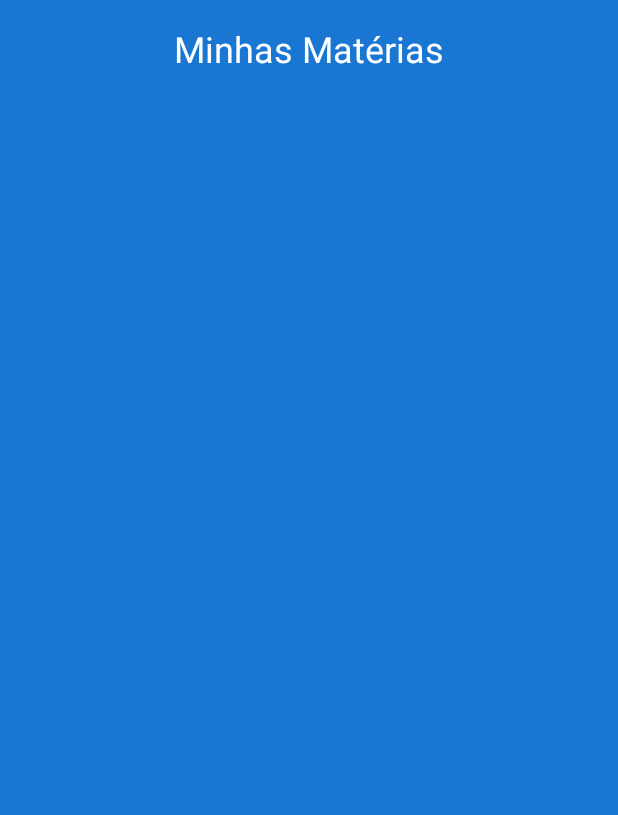
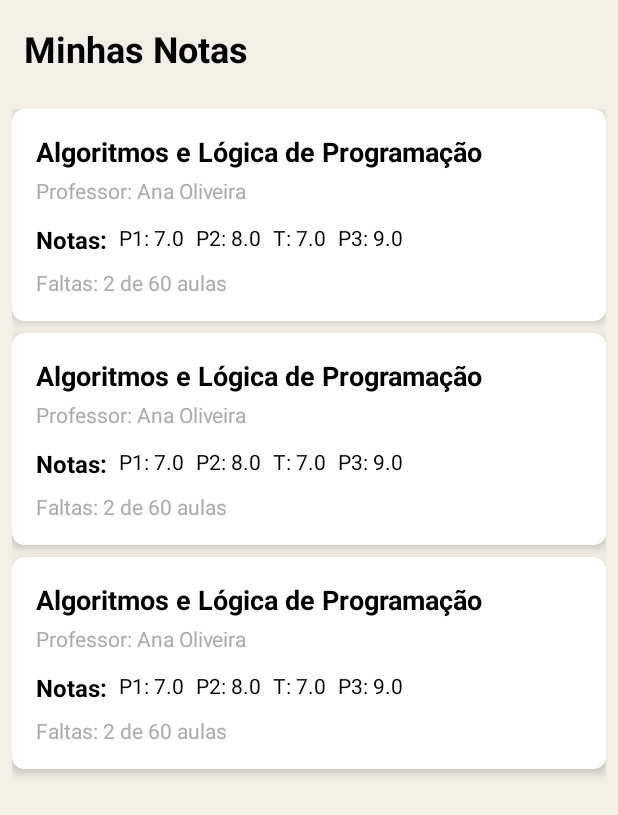
Before and after one commit to danielpr-lima/app-siga, an Android app: the layout fragment_notas.xml on its own in the app's theme, with its tools: preview values and no code run, on a phone screen of 412 x 824 dp. Shown: the top 815 px of the screen. Run offline under Robolectric (Android 15) with nearby library versions, the phone set to English and light mode, and no system bars.

Commit message:
conflito resolvido

```diff
--- a/app/src/main/java/br/com/alura/orgs/api/RetrofitInitializer.kt
+++ b/app/src/main/java/br/com/alura/orgs/api/RetrofitInitializer.kt
@@ -5,7 +5,7 @@ import retrofit2.converter.gson.GsonConverterFactory
 
 class RetrofitInitializer {
 
-    private val BASE_URL = "https://2aac-2804-14d-78c3-8803-d0a3-7faf-567c-2f92.ngrok-free.app/api/" // <-- Mantenha sua URL atualizada
+    private val BASE_URL = "https://c950-2804-14d-78c3-8803-a468-1246-439f-2f29.ngrok-free.app/api/" // <-- Mantenha sua URL atualizada
 
     private val retrofit = Retrofit.Builder()
         .baseUrl(BASE_URL)
--- a/app/src/main/res/layout/fragment_notas.xml
+++ b/app/src/main/res/layout/fragment_notas.xml
@@ -1,23 +1,43 @@
-<LinearLayout xmlns:android="http://schemas.android.com/apk/res/android"
-    android:orientation="vertical"
-    android:background="@color/primary_blue"
+<?xml version="1.0" encoding="utf-8"?>
+<androidx.constraintlayout.widget.ConstraintLayout xmlns:android="http://schemas.android.com/apk/res/android"
+    xmlns:app="http://schemas.android.com/apk/res-auto"
+    xmlns:tools="http://schemas.android.com/tools"
     android:layout_width="match_parent"
     android:layout_height="match_parent"
-    android:padding="16dp">
+    tools:context=".fragments.NotasFragment"
+    android:background="#F2EFE7"> <TextView
+    android:id="@+id/notas_titulo"
+    android:layout_width="0dp"
+    android:layout_height="wrap_content"
+    android:text="Minhas Notas"
+    android:textSize="24sp"
+    android:textStyle="bold"
+    android:padding="16dp"
+    android:textColor="@color/black"
+    app:layout_constraintTop_toTopOf="parent"
+    app:layout_constraintStart_toStartOf="parent"
+    app:layout_constraintEnd_toEndOf="parent" />
 
-    <TextView
-        android:id="@+id/tvTitulo"
+    <androidx.recyclerview.widget.RecyclerView
+        android:id="@+id/notas_recyclerview"
+        android:layout_width="0dp"
+        android:layout_height="0dp"
+        app:layout_constraintTop_toBottomOf="@id/notas_titulo"
+        app:layout_constraintBottom_toBottomOf="parent"
+        app:layout_constraintStart_toStartOf="parent"
+        app:layout_constraintEnd_toEndOf="parent"
+        app:layout_constraintVertical_bias="0.0"
+        app:layout_constraintHorizontal_bias="0.0"
+        android:padding="8dp"
+        tools:listitem="@layout/item_materia_nota" />
+    <ProgressBar
+        android:id="@+id/notas_progress_bar"
         android:layout_width="wrap_content"
         android:layout_height="wrap_content"
-        android:text="Minhas Matérias"
-        android:textSize="24sp"
-        android:textColor="@android:color/white"
-        android:layout_gravity="center_horizontal"
-        android:paddingBottom="16dp"/>
+        android:visibility="gone"
+        app:layout_constraintStart_toStartOf="parent"
+        app:layout_constraintEnd_toEndOf="parent"
+        app:layout_constraintTop_toTopOf="parent"
+        app:layout_constraintBottom_toBottomOf="parent" />
 
-    <androidx.recyclerview.widget.RecyclerView
-        android:id="@+id/rvMaterias"
-        android:layout_width="match_parent"
-        android:layout_height="match_parent"/>
-
-</LinearLayout>
+</androidx.constraintlayout.widget.ConstraintLayout>
--- /dev/null
+++ b/app/src/main/res/layout/item_materia_nota.xml
@@ -0,0 +1,110 @@
+<?xml version="1.0" encoding="utf-8"?>
+<androidx.cardview.widget.CardView xmlns:android="http://schemas.android.com/apk/res/android"
+    xmlns:app="http://schemas.android.com/apk/res-auto"
+    xmlns:tools="http://schemas.android.com/tools"
+    android:layout_width="match_parent"
+    android:layout_height="wrap_content"
+    android:layout_marginBottom="8dp"
+    app:cardCornerRadius="8dp"
+    app:cardElevation="4dp">
+
+    <androidx.constraintlayout.widget.ConstraintLayout
+        android:layout_width="match_parent"
+        android:layout_height="wrap_content"
+        android:padding="16dp">
+
+        <TextView
+            android:id="@+id/item_materia_nome"
+            android:layout_width="0dp"
+            android:layout_height="wrap_content"
+            android:textStyle="bold"
+            android:textSize="18sp"
+            android:textColor="@color/black"
+            app:layout_constraintTop_toTopOf="parent"
+            app:layout_constraintStart_toStartOf="parent"
+            app:layout_constraintEnd_toEndOf="parent"
+            tools:text="Algoritmos e Lógica de Programação" />
+
+        <TextView
+            android:id="@+id/item_materia_professor"
+            android:layout_width="0dp"
+            android:layout_height="wrap_content"
+            android:textSize="14sp"
+            android:layout_marginTop="4dp"
+            android:textColor="@android:color/darker_gray"
+            app:layout_constraintTop_toBottomOf="@id/item_materia_nome"
+            app:layout_constraintStart_toStartOf="parent"
+            app:layout_constraintEnd_toEndOf="parent"
+            tools:text="Professor: Ana Oliveira" />
+
+        <TextView
+            android:id="@+id/item_materia_notas_titulo"
+            android:layout_width="wrap_content"
+            android:layout_height="wrap_content"
+            android:text="Notas:"
+            android:textStyle="bold"
+            android:textSize="16sp"
+            android:layout_marginTop="12dp"
+            android:textColor="@color/black"
+            app:layout_constraintTop_toBottomOf="@id/item_materia_professor"
+            app:layout_constraintStart_toStartOf="parent" />
+
+        <TextView
+            android:id="@+id/item_materia_nota_p1"
+            android:layout_width="wrap_content"
+            android:layout_height="wrap_content"
+            android:layout_marginStart="8dp"
+            android:textSize="14sp"
+            android:textColor="@color/black"
+            app:layout_constraintTop_toTopOf="@id/item_materia_notas_titulo"
+            app:layout_constraintStart_toEndOf="@id/item_materia_notas_titulo"
+            tools:text="P1: 7.0" />
+
+        <TextView
+            android:id="@+id/item_materia_nota_p2"
+            android:layout_width="wrap_content"
+            android:layout_height="wrap_content"
+            android:layout_marginStart="8dp"
+            android:textSize="14sp"
+            android:textColor="@color/black"
+            app:layout_constraintTop_toTopOf="@id/item_materia_notas_titulo"
+            app:layout_constraintStart_toEndOf="@id/item_materia_nota_p1"
+            tools:text="P2: 8.0" />
+
+        <TextView
+            android:id="@+id/item_materia_nota_t"
+            android:layout_width="wrap_content"
+            android:layout_height="wrap_content"
+            android:layout_marginStart="8dp"
+            android:textSize="14sp"
+            android:textColor="@color/black"
+            app:layout_constraintTop_toTopOf="@id/item_materia_notas_titulo"
+            app:layout_constraintStart_toEndOf="@id/item_materia_nota_p2"
+            tools:text="T: 7.0" />
+
+        <TextView
+            android:id="@+id/item_materia_nota_p3"
+            android:layout_width="wrap_content"
+            android:layout_height="wrap_content"
+            android:layout_marginStart="8dp"
+            android:textSize="14sp"
+            android:textColor="@color/black"
+            app:layout_constraintTop_toTopOf="@id/item_materia_notas_titulo"
+            app:layout_constraintStart_toEndOf="@id/item_materia_nota_t"
+            tools:text="P3: 9.0" />
+
+        <TextView
+            android:id="@+id/item_materia_faltas"
+            android:layout_width="0dp"
+            android:layout_height="wrap_content"
+            android:textSize="14sp"
+            android:layout_marginTop="8dp"
+            android:textColor="@android:color/darker_gray"
+            app:layout_constraintTop_toBottomOf="@id/item_materia_notas_titulo"
+            app:layout_constraintStart_toStartOf="parent"
+            app:layout_constraintEnd_toEndOf="parent"
+            tools:text="Faltas: 2 de 60 aulas" />
+
+    </androidx.constraintlayout.widget.ConstraintLayout>
+
+</androidx.cardview.widget.CardView>
```
Also changed, not shown: app/src/main/AndroidManifest.xml (+3 -5 lines), app/src/main/java/br/com/alura/orgs/MainActivity.kt (+4 -3 lines), app/src/main/java/br/com/alura/orgs/adapter/MateriaAdapter.kt (deleted, +0 -47 lines), app/src/main/java/br/com/alura/orgs/adapter/NotasAdapter.kt (added, +53 -0 lines), app/src/main/java/br/com/alura/orgs/api/StudentService.kt (+6 -6 lines), app/src/main/java/br/com/alura/orgs/fragments/NotasFragment.kt (+88 -63 lines), app/src/main/java/br/com/alura/orgs/models/User.kt (+13 -14 lines), app/src/main/res/layout/item_materia.xml (deleted, +0 -90 lines).
